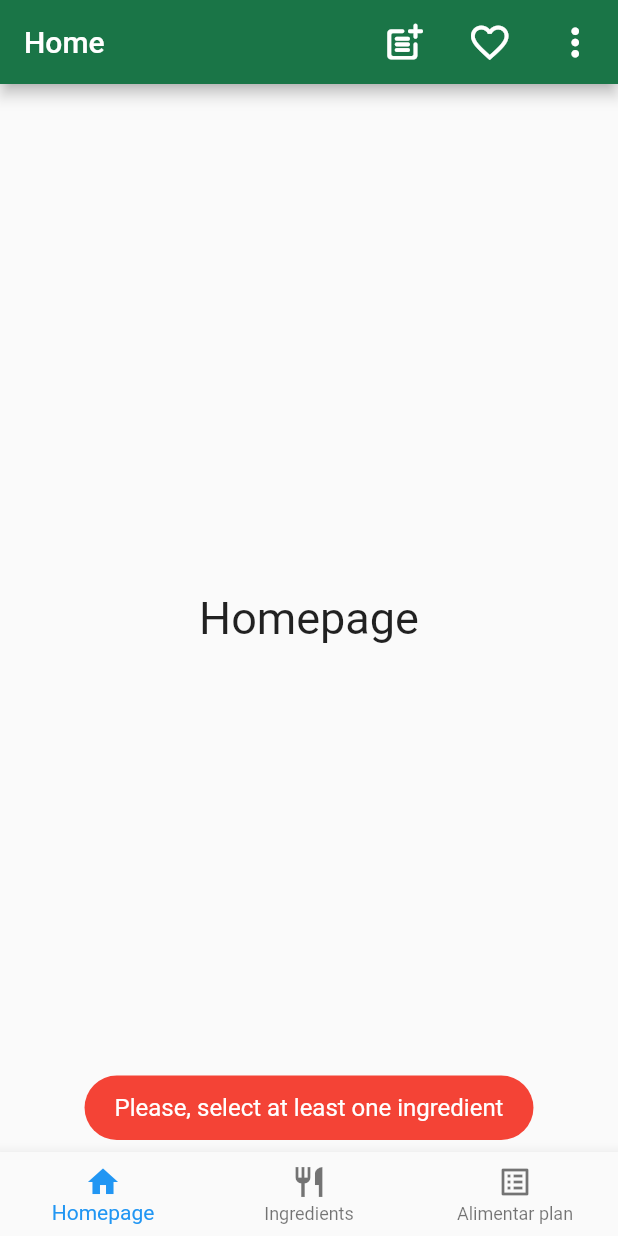
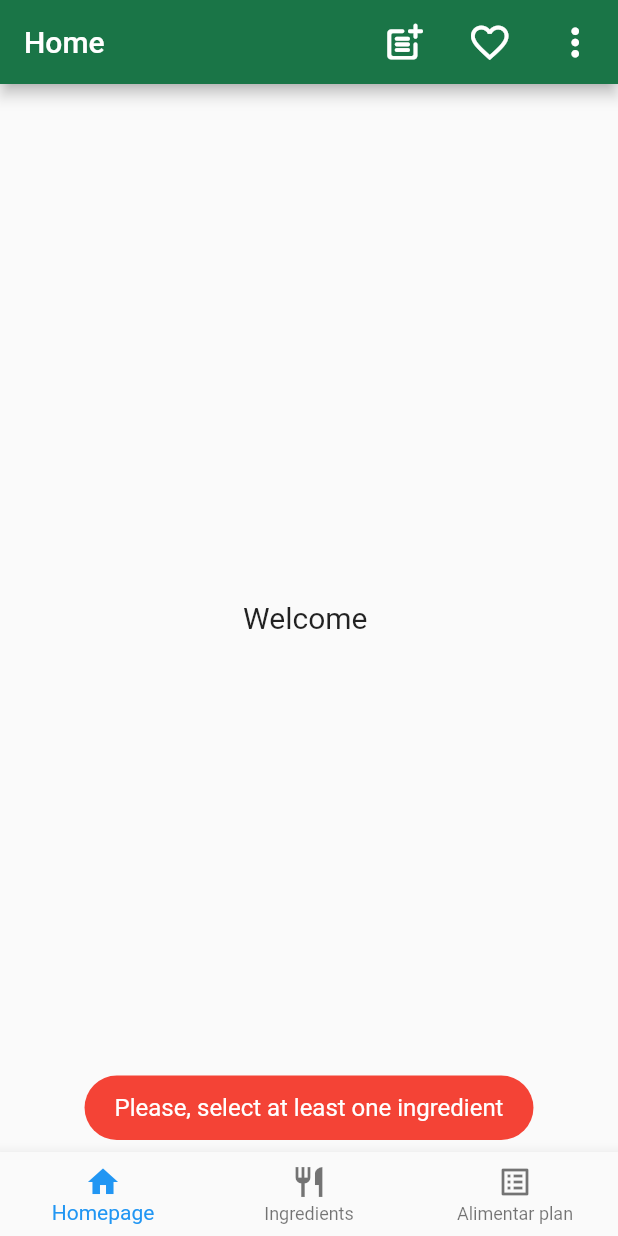
Before and after one commit to AlbertoGobbo/MPM_Project, a Flutter app: the screen it shows once a user with an empty profile is signed in, after a tap on the "post add" icon, on a phone screen of 412 x 824 dp. Run offline on Flutter 3.47's test engine with Material 2 defaults, Android fonts, the phone set to English and light mode, and no system bars; our stand-ins replace cloud_firestore, firebase_auth, firebase_core, flutter_signin_button, fluttertoast, google_sign_in; missing offline and left inert: cloud_firestore_web, firebase_auth_web, firebase_core_web; accounts and stored records are empty.

Commit message:
Update definitively the recipe saving
Other improvements:
- added the username in the homepage

Please, see how to wait the firestore operation before printing the username in the homepage and the ingredients list in the dedicated page

```diff
--- a/project_app/lib/main.dart
+++ b/project_app/lib/main.dart
@@ -1,3 +1,4 @@
+import 'package:cloud_firestore/cloud_firestore.dart';
 import 'package:firebase_auth/firebase_auth.dart';
 import 'package:firebase_core/firebase_core.dart';
 import 'package:flutter/material.dart';
@@ -5,6 +6,7 @@ import 'package:project_app/firebase/authentication_service.dart';
 import 'package:project_app/screens/login.dart';
 import 'package:provider/provider.dart';
 import 'screens/management_main_screens.dart';
+import 'package:project_app/variables/global_variables.dart' as globals;
 
 Future<void> main() async {
   WidgetsFlutterBinding.ensureInitialized();
@@ -53,6 +55,16 @@ class AutenticationWrapper extends StatelessWidget {
     final firebaseUser = context.watch<User?>();
 
     if (firebaseUser != null) {
+      globals.uidUser = firebaseUser.uid;
+      FirebaseFirestore.instance
+          .collection("users")
+          .doc(globals.uidUser)
+          .get()
+          .then((querySnapshot) {
+        Map<String, dynamic>? data = querySnapshot.data();
+        globals.username = data!["username"];
+      });
+
       return const ManagementMainScreens();
     }
 
--- a/project_app/lib/screens/homepage.dart
+++ b/project_app/lib/screens/homepage.dart
@@ -1,14 +1,15 @@
 import 'package:flutter/material.dart';
+import 'package:project_app/variables/global_variables.dart' as globals;
 
 class HomePage extends StatelessWidget {
   const HomePage({Key? key}) : super(key: key);
 
   @override
   Widget build(BuildContext context) {
-    return const Center(
+    return Center(
       child: Text(
-        'Homepage',
-        style: TextStyle(fontSize: 30),
+        'Welcome ${globals.username}',
+        style: const TextStyle(fontSize: 20),
       ),
     );
   }
--- a/project_app/lib/screens/ingredients_list.dart
+++ b/project_app/lib/screens/ingredients_list.dart
@@ -34,7 +34,7 @@ class _IngredientsListState extends State<StatefulIngredientsList> {
     super.initState();
   }
 
-  //TODO: manage network errors
+  // TODO: manage network errors
   Future<void> createListIngredients() async {
     if (globals.listIngredients.isEmpty) {
       await firestoreInstance
@@ -65,7 +65,7 @@ class _IngredientsListState extends State<StatefulIngredientsList> {
             subtitle:
                 globals.isCheckboxChecked[index] == false // See toogle button
                     ? const Visibility(
-                        child: Text("Show nutritional values ->"),
+                        child: Text("Tap to see nutritional values"),
                         visible: true,
                       )
                     : Visibility(
--- a/project_app/lib/variables/global_variables.dart
+++ b/project_app/lib/variables/global_variables.dart
@@ -2,9 +2,8 @@ library globals;
 
 import 'package:project_app/models/ingredients.dart';
 
-// ignore: unused_element
+String uidUser = "";
+String username = "";
 List<bool> isCheckboxChecked = [];
-// ignore: unused_element
 List<Ingredients> listIngredients = [];
-// ignore: unused_element
 List<Ingredients> selectedIngredients = [];
```
Also changed, not shown: project_app/lib/screens/second_screens/create_recipe.dart (+1 -22 lines).
